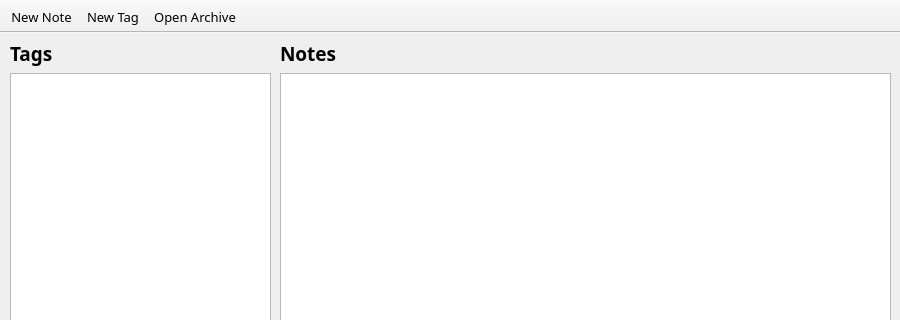
Old version of the form Notes/mainwindow.ui in the repository HelgaBK/boop_2nd_1sem; both pictures show x 0 to 900 and y 0 to 320 of the 900 by 600 pixel window.
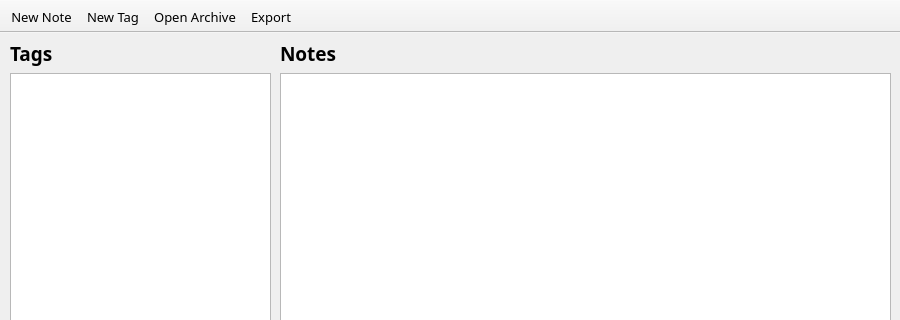
New version of the form.

Patch:
```diff
--- a/Notes/mainwindow.ui
+++ b/Notes/mainwindow.ui
@@ -173,6 +173,7 @@
    <addaction name="actionNewNote"/>
    <addaction name="actionNewTag"/>
    <addaction name="actionOpenArchive"/>
+   <addaction name="actionExport"/>
   </widget>
   <action name="actionNewNote">
    <property name="text">
@@ -198,6 +199,14 @@
     <string>Ctrl+O</string>
    </property>
   </action>
+  <action name="actionExport">
+   <property name="text">
+    <string>Export</string>
+   </property>
+   <property name="shortcut">
+    <string>Ctrl+E</string>
+   </property>
+  </action>
  </widget>
  <layoutdefault spacing="6" margin="11"/>
  <resources/>
```
